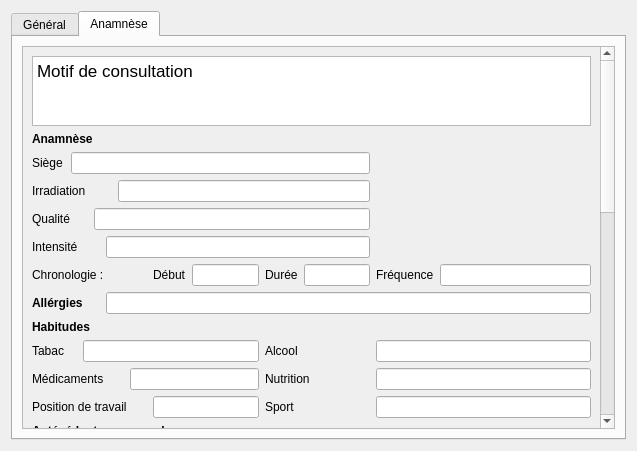
This is bac_a_sable.ui in iMhack/ChersClients as Qt 5 draws it before an edit. The edited form follows.
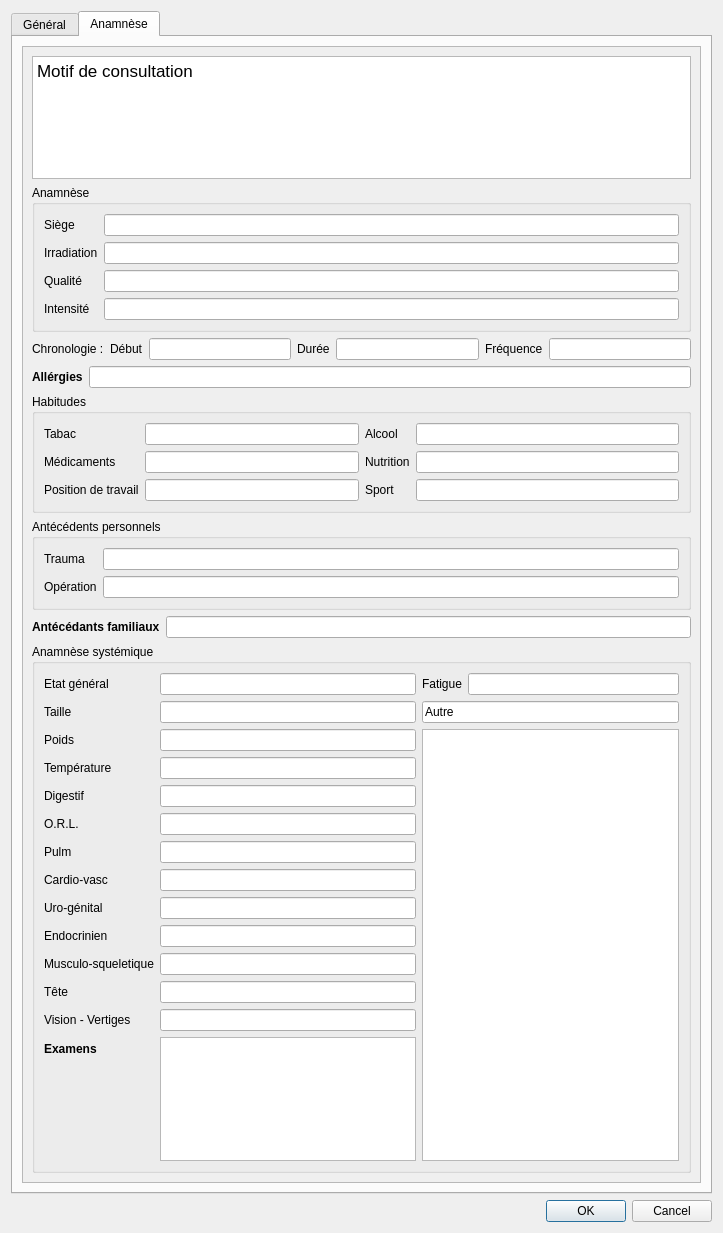
This is the edited form.

Commit message: mise en layout & exemple get val

Diff of the .ui file:
```diff
--- a/bac_a_sable.ui
+++ b/bac_a_sable.ui
@@ -1,7 +1,7 @@
 <?xml version="1.0" encoding="UTF-8"?>
 <ui version="4.0">
  <class>Bac_a_sable</class>
- <widget class="QDialog" name="Bac_a_sable">
+ <widget class="QWidget" name="Bac_a_sable">
   <property name="windowModality">
    <enum>Qt::WindowModal</enum>
   </property>
@@ -9,8 +9,8 @@
    <rect>
     <x>0</x>
     <y>0</y>
-    <width>637</width>
-    <height>451</height>
+    <width>723</width>
+    <height>1233</height>
    </rect>
   </property>
   <property name="baseSize">
@@ -201,11 +201,8 @@
       <attribute name="title">
        <string>Anamnèse</string>
       </attribute>
-      <layout class="QGridLayout" name="gridLayout_4">
-       <property name="sizeConstraint">
-        <enum>QLayout::SetNoConstraint</enum>
-       </property>
-       <item row="3" column="17">
+      <layout class="QVBoxLayout" name="verticalLayout_3">
+       <item>
         <widget class="QScrollArea" name="scrollArea_2">
          <property name="widgetResizable">
           <bool>true</bool>
@@ -214,13 +211,13 @@
           <property name="geometry">
            <rect>
             <x>0</x>
-            <y>-631</y>
-            <width>566</width>
-            <height>1030</height>
+            <y>0</y>
+            <width>663</width>
+            <height>1177</height>
            </rect>
           </property>
-          <layout class="QGridLayout" name="gridLayout_3">
-           <item row="0" column="0" colspan="18">
+          <layout class="QVBoxLayout" name="verticalLayout_2">
+           <item>
             <widget class="QTextEdit" name="MotifDeConsult">
              <property name="sizePolicy">
               <sizepolicy hsizetype="Preferred" vsizetype="Preferred">
@@ -238,108 +235,104 @@
               <string>&lt;!DOCTYPE HTML PUBLIC &quot;-//W3C//DTD HTML 4.0//EN&quot; &quot;http://www.w3.org/TR/REC-html40/strict.dtd&quot;&gt;
 &lt;html&gt;&lt;head&gt;&lt;meta name=&quot;qrichtext&quot; content=&quot;1&quot; /&gt;&lt;title&gt;Motif de consultation&lt;/title&gt;&lt;style type=&quot;text/css&quot;&gt;
 p, li { white-space: pre-wrap; }
-&lt;/style&gt;&lt;/head&gt;&lt;body style=&quot; font-family:'Lucida Grande'; font-size:13pt; font-weight:400; font-style:normal;&quot;&gt;
-&lt;p style=&quot; margin-top:0px; margin-bottom:0px; margin-left:0px; margin-right:0px; -qt-block-indent:0; text-indent:0px;&quot;&gt;Motif de consultation&lt;/p&gt;&lt;/body&gt;&lt;/html&gt;</string>
+&lt;/style&gt;&lt;/head&gt;&lt;body style=&quot; font-family:'Ubuntu'; font-size:11pt; font-weight:400; font-style:normal;&quot;&gt;
+&lt;p style=&quot; margin-top:0px; margin-bottom:0px; margin-left:0px; margin-right:0px; -qt-block-indent:0; text-indent:0px;&quot;&gt;&lt;span style=&quot; font-family:'Lucida Grande'; font-size:13pt;&quot;&gt;Motif de consultation&lt;/span&gt;&lt;/p&gt;&lt;/body&gt;&lt;/html&gt;</string>
              </property>
             </widget>
            </item>
-           <item row="1" column="0" colspan="4">
-            <widget class="QLabel" name="label">
-             <property name="font">
-              <font>
-               <weight>75</weight>
-               <bold>true</bold>
-              </font>
-             </property>
-             <property name="text">
+           <item>
+            <widget class="QGroupBox" name="groupBox">
+             <property name="title">
               <string>Anamnèse</string>
              </property>
-             <property name="textFormat">
-              <enum>Qt::AutoText</enum>
-             </property>
-             <property name="wordWrap">
-              <bool>false</bool>
-             </property>
-            </widget>
-           </item>
-           <item row="2" column="0">
+             <layout class="QFormLayout" name="formLayout">
+              <item row="0" column="0">
             <widget class="QLabel" name="label_2">
              <property name="text">
               <string>Siège</string>
              </property>
             </widget>
            </item>
-           <item row="2" column="1" colspan="13">
+              <item row="0" column="1">
             <widget class="QLineEdit" name="anamnSiege"/>
            </item>
-           <item row="3" column="0" colspan="4">
+              <item row="1" column="0">
             <widget class="QLabel" name="label_3">
              <property name="text">
               <string>Irradiation</string>
              </property>
             </widget>
            </item>
-           <item row="3" column="5" colspan="9">
+              <item row="1" column="1">
             <widget class="QLineEdit" name="anamnIrradiation"/>
            </item>
-           <item row="4" column="0" colspan="3">
+              <item row="2" column="0">
             <widget class="QLabel" name="label_4">
              <property name="text">
               <string>Qualité</string>
              </property>
             </widget>
            </item>
-           <item row="4" column="3" colspan="11">
+              <item row="2" column="1">
             <widget class="QLineEdit" name="anamnQualite"/>
            </item>
-           <item row="5" column="0" colspan="4">
+              <item row="3" column="0">
             <widget class="QLabel" name="label_5">
              <property name="text">
               <string>Intensité</string>
              </property>
             </widget>
            </item>
-           <item row="5" column="4" colspan="10">
+              <item row="3" column="1">
             <widget class="QLineEdit" name="anamnIntensite"/>
            </item>
-           <item row="6" column="0" colspan="7">
+             </layout>
+            </widget>
+           </item>
+           <item>
+            <layout class="QHBoxLayout" name="horizontalLayout_3">
+             <item>
             <widget class="QLabel" name="label_6">
              <property name="text">
               <string>Chronologie :</string>
              </property>
             </widget>
            </item>
-           <item row="6" column="8" colspan="3">
+             <item>
             <widget class="QLabel" name="label_7">
              <property name="text">
               <string>Début</string>
              </property>
             </widget>
            </item>
-           <item row="6" column="11">
+             <item>
             <widget class="QLineEdit" name="anamnDebut"/>
            </item>
-           <item row="6" column="12">
+             <item>
             <widget class="QLabel" name="label_8">
              <property name="text">
               <string>Durée</string>
              </property>
             </widget>
            </item>
-           <item row="6" column="13">
+             <item>
             <widget class="QLineEdit" name="anamnDuree"/>
            </item>
-           <item row="6" column="14" colspan="2">
+             <item>
             <widget class="QLabel" name="label_9">
              <property name="text">
               <string>Fréquence</string>
              </property>
             </widget>
            </item>
-           <item row="6" column="16" colspan="2">
+             <item>
             <widget class="QLineEdit" name="anamnFrequence"/>
            </item>
-           <item row="7" column="0" colspan="3">
+            </layout>
+           </item>
+           <item>
+            <layout class="QHBoxLayout" name="horizontalLayout_4">
+             <item>
             <widget class="QLabel" name="label_10">
              <property name="font">
               <font>
@@ -352,116 +345,120 @@
              </property>
             </widget>
            </item>
-           <item row="7" column="4" colspan="14">
+             <item>
             <widget class="QLineEdit" name="allergies"/>
            </item>
-           <item row="8" column="0" colspan="4">
-            <widget class="QLabel" name="label_11">
-             <property name="font">
-              <font>
-               <weight>75</weight>
-               <bold>true</bold>
-              </font>
-             </property>
-             <property name="text">
+            </layout>
+           </item>
+           <item>
+            <widget class="QGroupBox" name="groupBox_2">
+             <property name="title">
               <string>Habitudes</string>
              </property>
-            </widget>
-           </item>
-           <item row="9" column="0">
+             <layout class="QHBoxLayout" name="horizontalLayout_5">
+              <item>
+               <layout class="QFormLayout" name="formLayout_2">
+                <item row="0" column="0">
             <widget class="QLabel" name="label_12">
              <property name="text">
               <string>Tabac</string>
              </property>
             </widget>
            </item>
-           <item row="9" column="2" colspan="10">
+                <item row="0" column="1">
             <widget class="QLineEdit" name="habitudesTabac"/>
            </item>
-           <item row="9" column="12">
-            <widget class="QLabel" name="label_15">
-             <property name="text">
-              <string>Alcool</string>
-             </property>
-            </widget>
-           </item>
-           <item row="9" column="14" colspan="4">
-            <widget class="QLineEdit" name="habitudesAlcool"/>
-           </item>
-           <item row="10" column="0" colspan="6">
+                <item row="1" column="0">
             <widget class="QLabel" name="label_13">
              <property name="text">
               <string>Médicaments</string>
              </property>
             </widget>
            </item>
-           <item row="10" column="6" colspan="6">
+                <item row="1" column="1">
             <widget class="QLineEdit" name="habitudesMedic"/>
            </item>
-           <item row="10" column="12" colspan="2">
-            <widget class="QLabel" name="label_16">
-             <property name="text">
-              <string>Nutrition</string>
-             </property>
-            </widget>
-           </item>
-           <item row="10" column="14" colspan="4">
-            <widget class="QLineEdit" name="habitudesNutrition"/>
-           </item>
-           <item row="11" column="0" colspan="8">
+                <item row="2" column="0">
             <widget class="QLabel" name="label_14">
              <property name="text">
               <string>Position de travail</string>
              </property>
             </widget>
            </item>
-           <item row="11" column="8" colspan="4">
+                <item row="2" column="1">
             <widget class="QLineEdit" name="habitudesPositionDeTravail"/>
            </item>
-           <item row="11" column="12">
+               </layout>
+              </item>
+              <item>
+               <layout class="QFormLayout" name="formLayout_3">
+                <item row="0" column="0">
+                 <widget class="QLabel" name="label_15">
+                  <property name="text">
+                   <string>Alcool</string>
+                  </property>
+                 </widget>
+                </item>
+                <item row="0" column="1">
+                 <widget class="QLineEdit" name="habitudesAlcool"/>
+                </item>
+                <item row="1" column="0">
+                 <widget class="QLabel" name="label_16">
+                  <property name="text">
+                   <string>Nutrition</string>
+                  </property>
+                 </widget>
+                </item>
+                <item row="1" column="1">
+                 <widget class="QLineEdit" name="habitudesNutrition"/>
+                </item>
+                <item row="2" column="0">
             <widget class="QLabel" name="label_17">
              <property name="text">
               <string>Sport</string>
              </property>
             </widget>
            </item>
-           <item row="11" column="14" colspan="4">
+                <item row="2" column="1">
             <widget class="QLineEdit" name="habitudesSport"/>
            </item>
-           <item row="12" column="0" colspan="11">
-            <widget class="QLabel" name="label_18">
-             <property name="font">
-              <font>
-               <weight>75</weight>
-               <bold>true</bold>
-              </font>
-             </property>
-             <property name="text">
+               </layout>
+              </item>
+             </layout>
+            </widget>
+           </item>
+           <item>
+            <widget class="QGroupBox" name="groupBox_3">
+             <property name="title">
               <string>Antécédents personnels</string>
              </property>
-            </widget>
-           </item>
-           <item row="13" column="0" colspan="3">
+             <layout class="QFormLayout" name="formLayout_4">
+              <item row="0" column="0">
             <widget class="QLabel" name="label_19">
              <property name="text">
               <string>Trauma</string>
              </property>
             </widget>
            </item>
-           <item row="13" column="3" colspan="11">
+              <item row="0" column="1">
             <widget class="QLineEdit" name="AntecedentsPersoTrauma"/>
            </item>
-           <item row="14" column="0" colspan="4">
+              <item row="1" column="0">
             <widget class="QLabel" name="label_20">
              <property name="text">
               <string>Opération</string>
              </property>
             </widget>
            </item>
-           <item row="14" column="5" colspan="9">
+              <item row="1" column="1">
             <widget class="QLineEdit" name="AntecedentsPersoOperation"/>
            </item>
-           <item row="15" column="0" colspan="9">
+             </layout>
+            </widget>
+           </item>
+           <item>
+            <layout class="QHBoxLayout" name="horizontalLayout_6">
+             <item>
             <widget class="QLabel" name="label_21">
              <property name="font">
               <font>
@@ -474,180 +471,143 @@
              </property>
             </widget>
            </item>
-           <item row="15" column="10" colspan="4">
+             <item>
             <widget class="QLineEdit" name="AntecedentsFamiliaux"/>
            </item>
-           <item row="16" column="0" colspan="10">
-            <widget class="QLabel" name="label_22">
-             <property name="font">
-              <font>
-               <weight>75</weight>
-               <bold>true</bold>
-              </font>
-             </property>
-             <property name="text">
+            </layout>
+           </item>
+           <item>
+            <widget class="QGroupBox" name="groupBox_4">
+             <property name="title">
               <string>Anamnèse systémique</string>
              </property>
-            </widget>
-           </item>
-           <item row="17" column="0" colspan="5">
-            <widget class="QLabel" name="label_23">
-             <property name="text">
-              <string>Etat général</string>
-             </property>
-            </widget>
-           </item>
-           <item row="17" column="6" colspan="8">
-            <widget class="QLineEdit" name="anameseSysteEtatGeneral"/>
-           </item>
-           <item row="17" column="14">
-            <widget class="QLabel" name="label_26">
-             <property name="text">
-              <string>Fatigue</string>
-             </property>
-            </widget>
-           </item>
-           <item row="17" column="15" colspan="3">
-            <widget class="QLineEdit" name="anameseSysteFatigue"/>
-           </item>
-           <item row="18" column="0" colspan="2">
+             <layout class="QHBoxLayout" name="horizontalLayout_8">
+              <item>
+               <layout class="QFormLayout" name="formLayout_5">
+                <property name="fieldGrowthPolicy">
+                 <enum>QFormLayout::AllNonFixedFieldsGrow</enum>
+                </property>
+                <item row="1" column="0">
             <widget class="QLabel" name="label_24">
              <property name="text">
               <string>Taille</string>
              </property>
             </widget>
            </item>
-           <item row="18" column="2" colspan="9">
+                <item row="1" column="1">
             <widget class="QLineEdit" name="anameseSysteTaille"/>
            </item>
-           <item row="18" column="11">
+                <item row="2" column="0">
             <widget class="QLabel" name="label_25">
              <property name="text">
               <string>Poids</string>
              </property>
             </widget>
            </item>
-           <item row="18" column="12" colspan="2">
+                <item row="2" column="1">
             <widget class="QLineEdit" name="anameseSystePoids"/>
            </item>
-           <item row="18" column="14" colspan="3">
+                <item row="3" column="0">
             <widget class="QLabel" name="label_27">
              <property name="text">
               <string>Température</string>
              </property>
             </widget>
            </item>
-           <item row="18" column="17">
+                <item row="3" column="1">
             <widget class="QLineEdit" name="anameseSysteTemperature"/>
            </item>
-           <item row="19" column="0" colspan="4">
+                <item row="5" column="0">
             <widget class="QLabel" name="label_28">
              <property name="text">
               <string>Digestif</string>
              </property>
             </widget>
            </item>
-           <item row="19" column="4" colspan="10">
+                <item row="5" column="1">
             <widget class="QLineEdit" name="anameseSysteDigestif"/>
            </item>
-           <item row="19" column="14" colspan="4">
-            <widget class="QLineEdit" name="ExtraTitre">
-             <property name="toolTip">
-              <string>Titre du contenu ci-dessous</string>
-             </property>
-             <property name="text">
-              <string>Autre</string>
-             </property>
-            </widget>
-           </item>
-           <item row="20" column="0" colspan="4">
+                <item row="6" column="0">
             <widget class="QLabel" name="label_29">
              <property name="text">
               <string>O.R.L.</string>
              </property>
             </widget>
            </item>
-           <item row="20" column="5" colspan="9">
+                <item row="6" column="1">
             <widget class="QLineEdit" name="anameseSysteORL"/>
            </item>
-           <item row="20" column="14" rowspan="9" colspan="4">
-            <widget class="QTextEdit" name="ExtraContenu">
-             <property name="toolTip">
-              <string>Contenu du label &quot;Autre&quot;</string>
-             </property>
-            </widget>
-           </item>
-           <item row="21" column="0" colspan="4">
+                <item row="7" column="0">
             <widget class="QLabel" name="label_30">
              <property name="text">
               <string>Pulm</string>
              </property>
             </widget>
            </item>
-           <item row="21" column="5" colspan="9">
+                <item row="7" column="1">
             <widget class="QLineEdit" name="anameseSystePulm"/>
            </item>
-           <item row="22" column="0" colspan="5">
+                <item row="8" column="0">
             <widget class="QLabel" name="label_31">
              <property name="text">
               <string>Cardio-vasc</string>
              </property>
             </widget>
            </item>
-           <item row="22" column="6" colspan="8">
+                <item row="8" column="1">
             <widget class="QLineEdit" name="anameseSysteCardioVasc"/>
            </item>
-           <item row="23" column="0" colspan="5">
+                <item row="9" column="0">
             <widget class="QLabel" name="label_32">
              <property name="text">
               <string>Uro-génital</string>
              </property>
             </widget>
            </item>
-           <item row="23" column="6" colspan="8">
+                <item row="9" column="1">
             <widget class="QLineEdit" name="anameseSysteUroGenital"/>
            </item>
-           <item row="24" column="0" colspan="5">
+                <item row="10" column="0">
             <widget class="QLabel" name="label_33">
              <property name="text">
               <string>Endocrinien</string>
              </property>
             </widget>
            </item>
-           <item row="24" column="6" colspan="8">
+                <item row="10" column="1">
             <widget class="QLineEdit" name="anameseSysteEndocrinien"/>
            </item>
-           <item row="25" column="0" colspan="9">
+                <item row="11" column="0">
             <widget class="QLabel" name="label_34">
              <property name="text">
               <string>Musculo-squeletique</string>
              </property>
             </widget>
            </item>
-           <item row="25" column="9" colspan="5">
+                <item row="11" column="1">
             <widget class="QLineEdit" name="anameseSysteMuscSquelet"/>
            </item>
-           <item row="26" column="0">
+                <item row="12" column="0">
             <widget class="QLabel" name="label_35">
              <property name="text">
               <string>Tête</string>
              </property>
             </widget>
            </item>
-           <item row="26" column="1" colspan="13">
+                <item row="12" column="1">
             <widget class="QLineEdit" name="anameseSysteTete"/>
            </item>
-           <item row="27" column="0" colspan="7">
+                <item row="13" column="0">
             <widget class="QLabel" name="label_36">
              <property name="text">
               <string>Vision - Vertiges</string>
              </property>
             </widget>
            </item>
-           <item row="27" column="7" colspan="7">
+                <item row="13" column="1">
             <widget class="QLineEdit" name="anameseSysteVisionVertiges"/>
            </item>
-           <item row="28" column="0" colspan="4">
+                <item row="14" column="0">
             <widget class="QLabel" name="label_37">
              <property name="font">
               <font>
@@ -660,19 +620,124 @@
              </property>
             </widget>
            </item>
-           <item row="28" column="4" colspan="10">
+                <item row="14" column="1">
             <widget class="QTextEdit" name="Examens"/>
            </item>
-          </layout>
-         </widget>
-        </widget>
-       </item>
-      </layout>
-     </widget>
-    </widget>
+                <item row="0" column="0">
+                 <widget class="QLabel" name="label_23">
+                  <property name="text">
+                   <string>Etat général</string>
+                  </property>
+                 </widget>
+                </item>
+                <item row="0" column="1">
+                 <widget class="QLineEdit" name="anameseSysteEtatGeneral"/>
+                </item>
+               </layout>
+              </item>
+              <item>
+               <layout class="QVBoxLayout" name="verticalLayout">
+                <item>
+                 <layout class="QHBoxLayout" name="horizontalLayout_7">
+                  <item>
+                   <widget class="QLabel" name="label_26">
+                    <property name="text">
+                     <string>Fatigue</string>
+                    </property>
+                   </widget>
+                  </item>
+                  <item>
+                   <widget class="QLineEdit" name="anameseSysteFatigue"/>
+                  </item>
+                 </layout>
+                </item>
+                <item>
+                 <widget class="QLineEdit" name="ExtraTitre">
+                  <property name="toolTip">
+                   <string>Titre du contenu ci-dessous</string>
+                  </property>
+                  <property name="text">
+                   <string>Autre</string>
+                  </property>
+                 </widget>
+                </item>
+                <item>
+                 <widget class="QTextEdit" name="ExtraContenu">
+                  <property name="toolTip">
+                   <string>Contenu du label &quot;Autre&quot;</string>
+                  </property>
+                 </widget>
+                </item>
+               </layout>
+              </item>
+             </layout>
+            </widget>
+           </item>
+          </layout>
+         </widget>
+        </widget>
    </item>
   </layout>
  </widget>
+    </widget>
+   </item>
+   <item row="1" column="0">
+    <widget class="QDialogButtonBox" name="buttonBox">
+     <property name="standardButtons">
+      <set>QDialogButtonBox::Cancel|QDialogButtonBox::Ok</set>
+     </property>
+    </widget>
+   </item>
+  </layout>
+ </widget>
+ <tabstops>
+  <tabstop>tabWidget</tabstop>
+  <tabstop>scrollArea_2</tabstop>
+  <tabstop>MotifDeConsult</tabstop>
+  <tabstop>anamnSiege</tabstop>
+  <tabstop>anamnIrradiation</tabstop>
+  <tabstop>anamnQualite</tabstop>
+  <tabstop>anamnIntensite</tabstop>
+  <tabstop>anamnDebut</tabstop>
+  <tabstop>anamnDuree</tabstop>
+  <tabstop>anamnFrequence</tabstop>
+  <tabstop>allergies</tabstop>
+  <tabstop>habitudesTabac</tabstop>
+  <tabstop>habitudesMedic</tabstop>
+  <tabstop>habitudesPositionDeTravail</tabstop>
+  <tabstop>habitudesAlcool</tabstop>
+  <tabstop>habitudesNutrition</tabstop>
+  <tabstop>habitudesSport</tabstop>
+  <tabstop>AntecedentsPersoTrauma</tabstop>
+  <tabstop>AntecedentsPersoOperation</tabstop>
+  <tabstop>AntecedentsFamiliaux</tabstop>
+  <tabstop>anameseSysteTaille</tabstop>
+  <tabstop>anameseSystePoids</tabstop>
+  <tabstop>anameseSysteTemperature</tabstop>
+  <tabstop>anameseSysteDigestif</tabstop>
+  <tabstop>anameseSysteORL</tabstop>
+  <tabstop>anameseSystePulm</tabstop>
+  <tabstop>anameseSysteCardioVasc</tabstop>
+  <tabstop>anameseSysteUroGenital</tabstop>
+  <tabstop>anameseSysteEndocrinien</tabstop>
+  <tabstop>anameseSysteMuscSquelet</tabstop>
+  <tabstop>anameseSysteTete</tabstop>
+  <tabstop>anameseSysteVisionVertiges</tabstop>
+  <tabstop>Examens</tabstop>
+  <tabstop>anameseSysteFatigue</tabstop>
+  <tabstop>ExtraTitre</tabstop>
+  <tabstop>ExtraContenu</tabstop>
+  <tabstop>adress</tabstop>
+  <tabstop>scrollArea</tabstop>
+  <tabstop>lastName</tabstop>
+  <tabstop>dateOfBirth</tabstop>
+  <tabstop>telNumPort</tabstop>
+  <tabstop>telNumPriv</tabstop>
+  <tabstop>profess</tabstop>
+  <tabstop>firstName</tabstop>
+  <tabstop>sentBy</tabstop>
+  <tabstop>assurance</tabstop>
+ </tabstops>
  <resources/>
  <connections/>
 </ui>
```
Left out of the diff: 8 changed lines with no effect on the pictures. Lines whose indentation alone changed are shown as unchanged. The commit also changes 2 other files.
